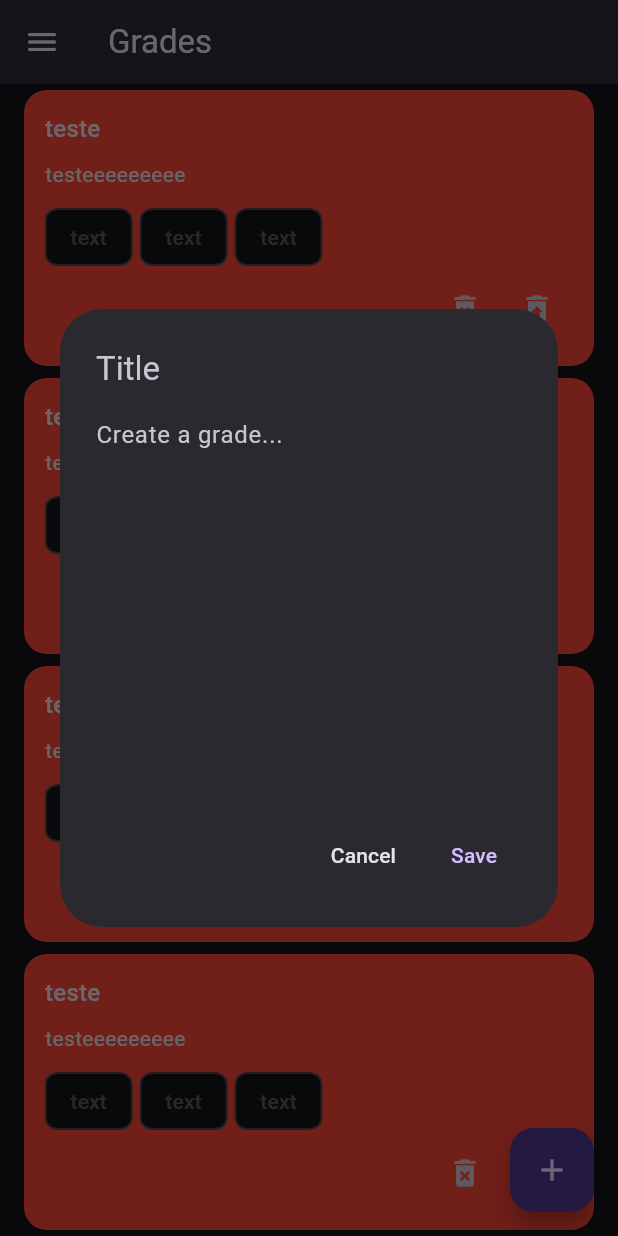
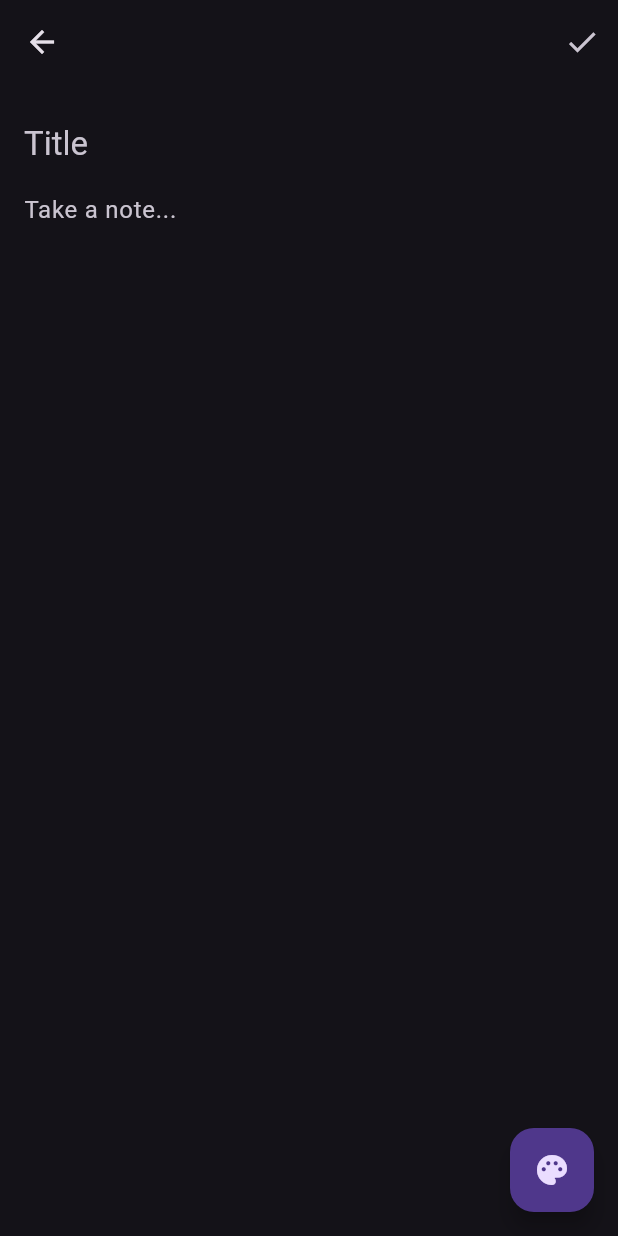
Before and after one commit to pradoRebeca/todo_app, a Flutter app: the screen it shows after launch, scrolled down 576 dp, after a tap on the "add" icon, on a phone screen of 412 x 824 dp. Run offline on Flutter 3.47's test engine with Material 3 defaults, Android fonts, the light colour scheme and no system bars.

Commit message:
feat: rename files/class/methods with 'grade' from 'note'

```diff
--- a/lib/components/grade_form_card.dart
+++ /dev/null
@@ -1,75 +0,0 @@
-import 'package:flutter/material.dart';
-
-class GradeFormCard extends StatefulWidget {
-  const GradeFormCard({super.key});
-
-  @override
-  State<GradeFormCard> createState() => _GradeFormCardState();
-}
-
-class _GradeFormCardState extends State<GradeFormCard> {
-  TextEditingController title = TextEditingController();
-  TextEditingController content = TextEditingController();
-
-  @override
-  Widget build(BuildContext context) {
-    return Form(
-        child: SizedBox(
-      height: 300,
-      width: 500,
-      // color: Colors.blue,
-      child: Column(
-        crossAxisAlignment: CrossAxisAlignment.start,
-        children: [
-          TextFormField(
-            buildCounter: (BuildContext context,
-                {int? currentLength, int? maxLength, bool? isFocused}) {
-              return null;
-            },
-            maxLength: 55,
-            minLines: 1,
-            maxLines: 2,
-            controller: title,
-            style: Theme.of(context).textTheme.titleLarge,
-            decoration: const InputDecoration(
-                hintText: 'Title', border: InputBorder.none),
-          ),
-          Expanded(
-            child: TextFormField(
-              maxLines: null,
-              controller: content,
-              keyboardType: TextInputType.multiline,
-              decoration: const InputDecoration(
-                  hintText: 'Create a grade...', border: InputBorder.none),
-              expands: true,
-            ),
-          )
-        ],
-      ),
-    ));
-  }
-}
-
-void showGradeForm(BuildContext context) {
-  showDialog(
-    context: context,
-    builder: (BuildContext context) {
-      return AlertDialog(
-        scrollable: true,
-        content: const GradeFormCard(),
-        actions: [
-          TextButton(
-              onPressed: () {
-                Navigator.pop(context);
-              },
-              child: Text(
-                "Cancel",
-                style:
-                    TextStyle(color: Theme.of(context).colorScheme.onSurface),
-              )),
-          TextButton(onPressed: () {}, child: const Text("Save")),
-        ],
-      );
-    },
-  );
-}
--- a/lib/components/grade_card.dart
+++ b/lib/components/note_card.dart
@@ -1,15 +1,15 @@
 import 'package:flutter/material.dart';
-import 'package:tasks_list/model/grade_model.dart';
+import 'package:tasks_list/model/note_model.dart';
 
-class GradeCard extends StatefulWidget {
-  final GradeModel grade;
-  const GradeCard({super.key, required this.grade});
+class NoteCard extends StatefulWidget {
+  final NoteModel note;
+  const NoteCard({super.key, required this.note});
 
   @override
-  createState() => _GradeCardState();
+  createState() => _NoteCardState();
 }
 
-class _GradeCardState extends State<GradeCard> {
+class _NoteCardState extends State<NoteCard> {
   @override
   Widget build(BuildContext context) {
     return Padding(
@@ -18,38 +18,38 @@ class _GradeCardState extends State<GradeCard> {
         constraints: const BoxConstraints(minHeight: 100),
         padding: const EdgeInsets.all(14),
         decoration: BoxDecoration(
-            color: widget.grade.color ?? Theme.of(context).colorScheme.surface,
-            border: widget.grade.color == null
+            color: widget.note.color ?? Theme.of(context).colorScheme.surface,
+            border: widget.note.color == null
                 ? Border.all(color: Theme.of(context).colorScheme.outline)
                 : null,
             borderRadius: BorderRadius.circular(15)),
         child: Column(
           crossAxisAlignment: CrossAxisAlignment.start,
           children: [
-            if (widget.grade.title != null)
+            if (widget.note.title != null)
               Padding(
                 padding: const EdgeInsets.only(bottom: 8),
                 child: Text(
-                  widget.grade.title!,
+                  widget.note.title!,
                   style: Theme.of(context).textTheme.titleMedium,
                 ),
               ),
-            Text(widget.grade.content),
-            if (widget.grade.bookmarks != null &&
-                widget.grade.bookmarks!.isNotEmpty)
+            Text(widget.note.content),
+            if (widget.note.bookmarks != null &&
+                widget.note.bookmarks!.isNotEmpty)
               Padding(
                 padding: const EdgeInsets.only(top: 8.0),
                 child: Wrap(
                   spacing: 5.0,
                   children: [
-                    ...widget.grade.bookmarks!.map((bookmark) => InputChip(
+                    ...widget.note.bookmarks!.map((bookmark) => InputChip(
                           label: Text(bookmark.title),
                           backgroundColor: Colors.blue,
                         ))
                   ],
                 ),
               ),
-            if (widget.grade.deleted)
+            if (widget.note.deleted)
               Row(
                 mainAxisAlignment: MainAxisAlignment.end,
                 children: [
--- a/lib/model/grade_model.dart
+++ b/lib/model/note_model.dart
@@ -1,7 +1,7 @@
 import 'package:flutter/material.dart';
 import 'package:tasks_list/model/bookmark_model.dart';
 
-class GradeModel {
+class NoteModel {
   String? title;
   String content;
   Color? color;
@@ -10,7 +10,7 @@ class GradeModel {
   bool deleted;
   List<BookmarkModel>? bookmarks;
 
-  GradeModel(
+  NoteModel(
       {this.title,
       required this.content,
       this.color,
--- a/lib/screens/archive_screen.dart
+++ b/lib/screens/archive_screen.dart
@@ -1,7 +1,7 @@
 import 'package:flutter/material.dart';
-import 'package:tasks_list/components/grade_card.dart';
+import 'package:tasks_list/components/note_card.dart';
 import 'package:tasks_list/model/bookmark_model.dart';
-import 'package:tasks_list/model/grade_model.dart';
+import 'package:tasks_list/model/note_model.dart';
 
 class ArchiveScreen extends StatelessWidget {
   const ArchiveScreen({super.key});
@@ -9,8 +9,8 @@ class ArchiveScreen extends StatelessWidget {
   @override
   Widget build(BuildContext context) {
     return ListView.builder(
-      itemBuilder: (context, index) => GradeCard(
-        grade: GradeModel(
+      itemBuilder: (context, index) => NoteCard(
+        note: NoteModel(
             title: 'teste',
             content: 'testeeeeeeeee',
             color: Colors.green,
--- /dev/null
+++ b/lib/screens/edit_note_screen.dart
@@ -0,0 +1,76 @@
+import 'package:flutter/material.dart';
+
+class EditNoteScreen extends StatefulWidget {
+  const EditNoteScreen({super.key});
+
+  @override
+  State<EditNoteScreen> createState() => _EditNoteScreen();
+}
+
+class _EditNoteScreen extends State<EditNoteScreen> {
+  TextEditingController title = TextEditingController();
+  TextEditingController content = TextEditingController();
+
+  @override
+  Widget build(BuildContext context) {
+    return Scaffold(
+        appBar: AppBar(
+          actions: [
+            IconButton(
+              onPressed: () {},
+              icon: const Icon(Icons.done),
+              tooltip: 'Save',
+            )
+          ],
+        ),
+        body: Padding(
+          padding: const EdgeInsets.fromLTRB(16, 16, 16, 0),
+          child: Stack(
+            children: [
+              Form(
+                  child: Column(
+                crossAxisAlignment: CrossAxisAlignment.start,
+                children: [
+                  Container(
+                    constraints: const BoxConstraints(minHeight: 30),
+                    child: TextFormField(
+                      buildCounter: (BuildContext context,
+                          {int? currentLength,
+                          int? maxLength,
+                          bool? isFocused}) {
+                        return null;
+                      },
+                      minLines: null,
+                      maxLines: null,
+                      controller: title,
+                      keyboardType: TextInputType.multiline,
+                      // expands: true,
+                      style: Theme.of(context).textTheme.titleLarge,
+                      decoration: const InputDecoration(
+                          hintText: 'Title', border: InputBorder.none),
+                    ),
+                  ),
+                  Expanded(
+                    child: TextFormField(
+                      controller: content,
+                      maxLines: null,
+                      keyboardType: TextInputType.multiline,
+                      decoration: const InputDecoration(
+                          hintText: 'Take a note...', border: InputBorder.none),
+                      expands: true,
+                    ),
+                  )
+                ],
+              )),
+              Positioned(
+                  bottom: 16,
+                  right: 0,
+                  child: FloatingActionButton(
+                    onPressed: () {},
+                    child: const Icon(Icons.palette),
+                  ))
+            ],
+          ),
+        ));
+  }
+}
--- a/lib/screens/home_screen.dart
+++ b/lib/screens/home_screen.dart
@@ -1,7 +1,7 @@
 import 'package:flutter/material.dart';
 import 'package:tasks_list/screens/bookmark_screen.dart';
 import 'package:tasks_list/screens/archive_screen.dart';
-import 'package:tasks_list/screens/grade_screen.dart';
+import 'package:tasks_list/screens/note_screen.dart';
 import 'package:tasks_list/screens/trash_screen.dart';
 
 class HomeScreen extends StatefulWidget {
@@ -16,9 +16,9 @@ class _HomeScreenState extends State<HomeScreen> {
 
   final List<Map<String, dynamic>> screens = [
     {
-      'destination': const GradeScreen(),
+      'destination': const NoteScreen(),
       'icon': Icons.lightbulb_outline,
-      'title': 'Grades'
+      'title': 'Notes'
     },
     // {
     //   'destination': FileScreen(),
--- a/lib/screens/grade_screen.dart
+++ b/lib/screens/note_screen.dart
@@ -1,23 +1,23 @@
 import 'package:flutter/material.dart';
-import 'package:tasks_list/components/grade_card.dart';
-import 'package:tasks_list/components/grade_form_card.dart';
+import 'package:tasks_list/components/note_card.dart';
 import 'package:tasks_list/model/bookmark_model.dart';
-import 'package:tasks_list/model/grade_model.dart';
+import 'package:tasks_list/model/note_model.dart';
+import 'package:tasks_list/screens/edit_note_screen.dart';
 
-class GradeScreen extends StatefulWidget {
-  const GradeScreen({super.key});
+class NoteScreen extends StatefulWidget {
+  const NoteScreen({super.key});
 
   @override
-  createState() => _GradeScreenState();
+  createState() => _NoteScreenState();
 }
 
-class _GradeScreenState extends State<GradeScreen> {
+class _NoteScreenState extends State<NoteScreen> {
   @override
   Widget build(BuildContext context) {
     return Stack(children: [
       ListView.builder(
-        itemBuilder: (context, index) => GradeCard(
-          grade: GradeModel(
+        itemBuilder: (context, index) => NoteCard(
+          note: NoteModel(
               title: 'teste',
               content: 'testeeeeeeeee',
               color: Colors.red,
@@ -34,21 +34,11 @@ class _GradeScreenState extends State<GradeScreen> {
           right: 16.0,
           child: FloatingActionButton(
             onPressed: () {
-              showGradeForm(context);
+              Navigator.of(context).push(MaterialPageRoute(
+                  builder: (context) => const EditNoteScreen()));
             },
             child: const Icon(Icons.add),
           ))
     ]);
   }
-
-  // void _showModalBottomSheet(BuildContext context) {
-  //   showDialog(
-  //     context: context,
-  //     builder: (BuildContext context) {
-  //       return AlertDialog(
-  //         content: GradeFormCard(),
-  //       );
-  //     },
-  //   );
-  // }
 }
--- a/lib/screens/trash_screen.dart
+++ b/lib/screens/trash_screen.dart
@@ -1,7 +1,7 @@
 import 'package:flutter/material.dart';
-import 'package:tasks_list/components/grade_card.dart';
+import 'package:tasks_list/components/note_card.dart';
 import 'package:tasks_list/model/bookmark_model.dart';
-import 'package:tasks_list/model/grade_model.dart';
+import 'package:tasks_list/model/note_model.dart';
 
 class TrashScreen extends StatefulWidget {
   const TrashScreen({super.key});
@@ -14,8 +14,8 @@ class _TrashScreenState extends State<TrashScreen> {
   @override
   Widget build(BuildContext context) {
     return ListView.builder(
-      itemBuilder: (context, index) => GradeCard(
-        grade: GradeModel(
+      itemBuilder: (context, index) => NoteCard(
+        note: NoteModel(
             title: 'teste',
             content: 'testeeeeeeeee',
             color: Colors.blue,
```
